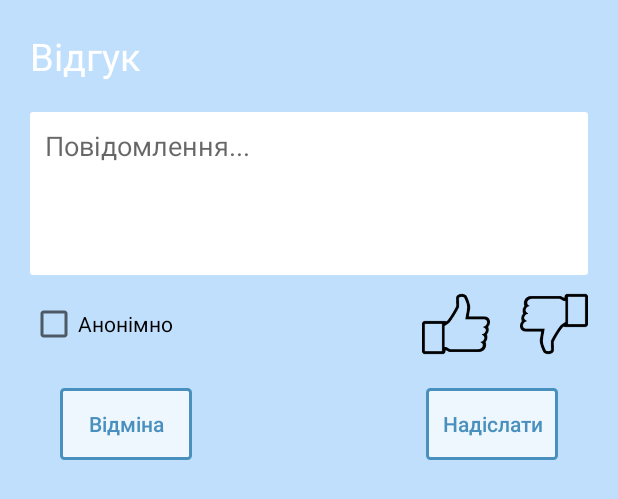
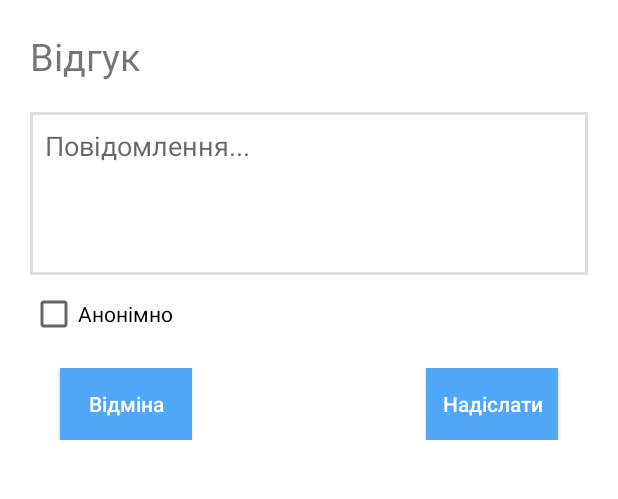
Before and after one commit to bazulia/MobileGidKiev, an Android app: the layout send_comment_dialog_fragment.xml on its own in the app's theme, with its tools: preview values and no code run, on a phone screen of 412 x 824 dp. Shown: the top 499 px of the screen. Run offline under Robolectric (Android 15) with nearby library versions, the phone set to English and light mode, and no system bars.

Commit message:
До правок

```diff
--- a/app/src/main/java/com/bezeka/igor/mobilegidkiev/activity/DetailActivity.java
+++ b/app/src/main/java/com/bezeka/igor/mobilegidkiev/activity/DetailActivity.java
@@ -53,7 +53,8 @@ public class DetailActivity extends AppCompatActivity implements View.OnClickLis
         tvNoComments = (TextView) findViewById(R.id.tvNoComments);
         rating = (RatingBar) findViewById(R.id.ratingbarDesc);
 
-        imgSeeOnMap = (ImageView) findViewById(R.id.btnSeeOnMap);
+        imgSeeOnMap = (ImageView) findViewById(R.id.imgSeeOnMap);
+        imgSeeOnMap.setOnClickListener(this);
 
         btnSendComment = (Button) findViewById(R.id.btnSentComment);
         btnSendComment.setOnClickListener(this);
--- a/app/src/main/java/com/bezeka/igor/mobilegidkiev/activity/MainActivity.java
+++ b/app/src/main/java/com/bezeka/igor/mobilegidkiev/activity/MainActivity.java
@@ -118,9 +118,9 @@ public class MainActivity extends AppCompatActivity {
                         String address = object.getString("address");
                         String link_image = object.getString("link_image");
                         String work_time = object.getString("work_time");
-                        String type = object.getString("type");
+                        String type = object.getString("name");
                         String region = object.getString("region");
-                        float rating = object.getInt("rating");
+                        float rating = 5;//object.getInt("rating");
 
                         places.add(new Place(id,title,description,link_image,rating,address,work_time,type,region));
 
--- a/app/src/main/java/com/bezeka/igor/mobilegidkiev/activity/MapActivity.java
+++ b/app/src/main/java/com/bezeka/igor/mobilegidkiev/activity/MapActivity.java
@@ -36,7 +36,7 @@ public class MapActivity extends FragmentActivity implements OnMapReadyCallback
     public String address;
 
 
-    public static final float DEFAULTZOOM = 15;
+    public static final float DEFAULTZOOM = 18;
 
     @Override
     protected void onCreate(Bundle savedInstanceState) {
--- a/app/src/main/java/com/bezeka/igor/mobilegidkiev/dialog_fragment/LoginDialogFragment.java
+++ b/app/src/main/java/com/bezeka/igor/mobilegidkiev/dialog_fragment/LoginDialogFragment.java
@@ -11,7 +11,6 @@ import android.widget.EditText;
 
 import com.bezeka.igor.mobilegidkiev.R;
 import com.bezeka.igor.mobilegidkiev.helper.Checker;
-import com.bezeka.igor.mobilegidkiev.helper.PlacesAPI;
 
 /**
  * Created by Igor on 03.12.2015.
@@ -60,10 +59,13 @@ public class LoginDialogFragment extends DialogFragment implements View.OnClickL
                 break;
             case R.id.btnLogin:
                 if(Checker.checkTwoEditText(getActivity(), etEmail,etPassword))
-                    PlacesAPI.login(getActivity(),email,password);
+                    login();
                 break;
         }
     }
 
+    private void login(){
+
+    }
 
 }
--- a/app/src/main/res/drawable/rounded_button_grey.xml
+++ b/app/src/main/res/drawable/rounded_button_grey.xml
@@ -5,7 +5,7 @@
 
     <stroke
         android:width="0dp"
-        android:color="#ffffff" />
+        android:color="#c1c1c1" />
     <corners
         android:topLeftRadius="2dp"
         android:topRightRadius="2dp"
--- a/app/src/main/res/drawable/rounded_button_grey_with_border.xml
+++ b/app/src/main/res/drawable/rounded_button_grey_with_border.xml
@@ -1,17 +1,10 @@
 <?xml version="1.0" encoding="utf-8"?>
 <shape xmlns:android="http://schemas.android.com/apk/res/android" >
 
-    <solid android:color="#beffffff" />
+    <solid android:color="#ffffff" />
 
     <stroke
         android:width="2dp"
-        android:color="#fc478fbe" />
-    <corners
-        android:topLeftRadius="2dp"
-        android:topRightRadius="2dp"
-        android:bottomLeftRadius="2dp"
-        android:bottomRightRadius="2dp"
-
-        />
+        android:color="#dddddd" />
 
 </shape>
--- a/app/src/main/res/layout/detail_activity.xml
+++ b/app/src/main/res/layout/detail_activity.xml
@@ -70,8 +70,8 @@
                         android:layout_below="@+id/textView"
                         android:layout_alignParentLeft="true"
                         android:layout_alignParentStart="true"
-                        android:layout_toLeftOf="@+id/btnSeeOnMap"
-                        android:layout_toStartOf="@+id/btnSeeOnMap" />
+                        android:layout_toLeftOf="@+id/imgSeeOnMap"
+                        android:layout_toStartOf="@+id/imgSeeOnMap" />
 
                     <ImageView
                         android:id="@+id/imgSeeOnMap"
--- a/app/src/main/res/layout/send_comment_dialog_fragment.xml
+++ b/app/src/main/res/layout/send_comment_dialog_fragment.xml
@@ -3,7 +3,7 @@
     xmlns:tools="http://schemas.android.com/tools"
     android:layout_width="match_parent"
     android:layout_height="match_parent"
-    android:background="@color/login_bg"
+    android:background="@android:color/white"
     android:gravity="center_horizontal"
     android:orientation="vertical"
     android:padding="20dp"
@@ -15,7 +15,6 @@
         android:layout_height="wrap_content"
         android:layout_alignParentLeft="true"
         android:text="@string/comment"
-        android:textColor="@android:color/white"
         android:textSize="25dp" />
 
 
@@ -24,7 +23,7 @@
         android:layout_width="match_parent"
         android:layout_height="wrap_content"
         android:layout_marginTop="20dp"
-        android:background="@drawable/edittext_bg_settings"
+        android:background="@drawable/rounded_button_grey_with_border"
         android:gravity="left|top"
         android:hint="@string/send_comment_main_text"
         android:lines="4"
@@ -44,26 +43,6 @@
             android:layout_centerVertical="true"
             android:layout_alignParentLeft="true"
             android:layout_alignParentStart="true" />
-        <RadioGroup
-            android:orientation="horizontal"
-            android:layout_alignParentRight="true"
-            android:layout_centerVertical="true"
-            android:layout_width="wrap_content"
-            android:layout_height="wrap_content">
-            <RadioButton
-                android:id="@+id/rbLike"
-                android:background="@drawable/rb_like_selector"
-                android:button="@android:color/transparent"
-                android:layout_marginRight="20dp"
-                android:layout_width="45dp"
-                android:layout_height="45dp" />
-            <RadioButton
-                android:id="@+id/rbDislike"
-                android:background="@drawable/rb_dislike_selector"
-                android:button="@android:color/transparent"
-                android:layout_width="45dp"
-                android:layout_height="45dp" />
-        </RadioGroup>
 
     </RelativeLayout>
 
@@ -80,21 +59,21 @@
             android:layout_height="wrap_content"
             android:layout_alignParentLeft="true"
             android:layout_marginLeft="20dp"
-            android:background="@drawable/rounded_button_grey_with_border"
+            android:background="@color/action_bar"
             android:text="@string/cancel"
             android:textAllCaps="false"
-            android:textColor="#fc478fbe" />
+            android:textColor="@android:color/white" />
 
         <Button
-            android:id="@+id/btnLogin"
+            android:id="@+id/btnSend"
             android:layout_width="wrap_content"
             android:layout_height="wrap_content"
             android:layout_alignParentRight="true"
             android:layout_marginRight="20dp"
-            android:background="@drawable/rounded_button_grey_with_border"
+            android:background="@color/action_bar"
             android:text="@string/tosend"
             android:textAllCaps="false"
-            android:textColor="#fc478fbe" />
+            android:textColor="@android:color/white" />
     </RelativeLayout>
 
 
--- a/app/src/main/res/values/strings.xml
+++ b/app/src/main/res/values/strings.xml
@@ -34,8 +34,8 @@
     <string name="toregister">Зареєструватися</string>
     <string name="tosend">Надіслати</string>
 
-    <string name="login_email">Введіть будьласка email</string>
-    <string name="login_password">Введіть будьласка пароль</string>
+    <string name="login_email">Email</string>
+    <string name="login_password">Пароль</string>
     <string name="login_confirm_password">Підтвердіть пароль</string>
     <string name="send_comment_main_text">Повідомлення...</string>
     <string name="login_name">Введіть будьласка своє ім\'я</string>
```
Also changed, not shown: app/src/main/java/com/bezeka/igor/mobilegidkiev/app/AppConfig.java (+11 -1 lines), app/src/main/java/com/bezeka/igor/mobilegidkiev/dialog_fragment/RegistrationDialogFragment.java (+5 -2 lines), app/src/main/java/com/bezeka/igor/mobilegidkiev/dialog_fragment/SendCommentDialogFragment.java (+1 -6 lines), app/src/main/java/com/bezeka/igor/mobilegidkiev/helper/PlacesAPI.java (+48 -2 lines), app/src/main/java/com/bezeka/igor/mobilegidkiev/helper/SessionManager.java (added, +43 -0 lines), app/src/main/res/layout/registration_dialog_fragment.xml (+14 -0 lines).
